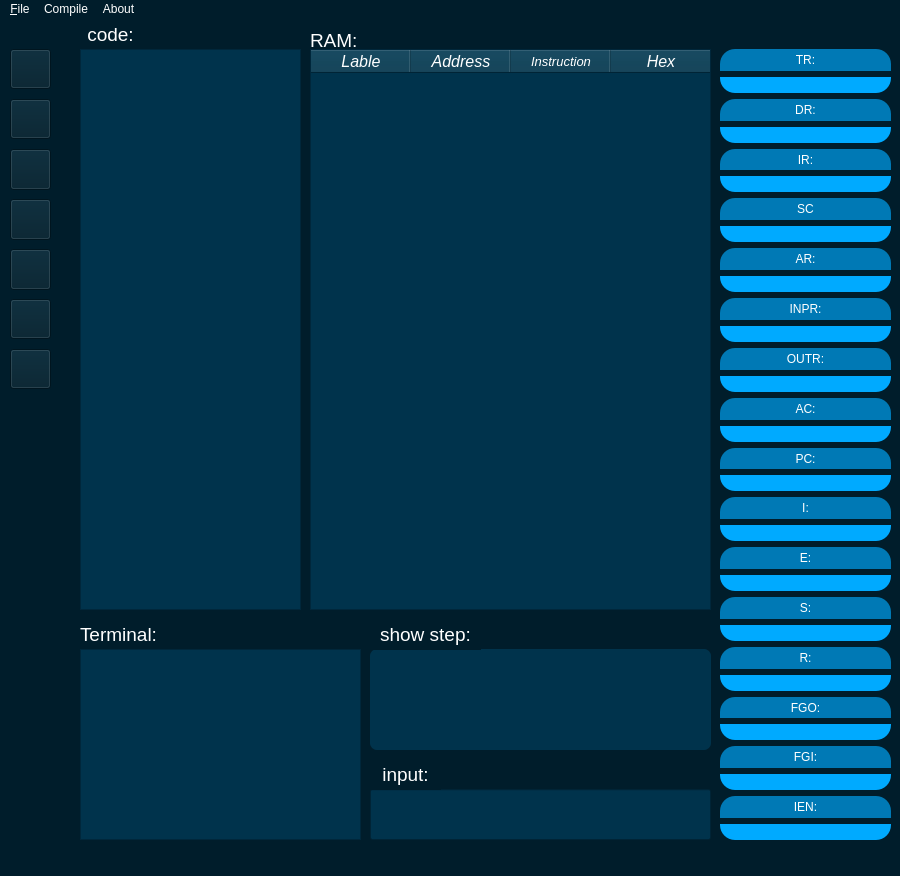
The window that mainwindow.ui (mahdi2561/Master_Code_2022) describes before a commit, drawn with Qt 5.
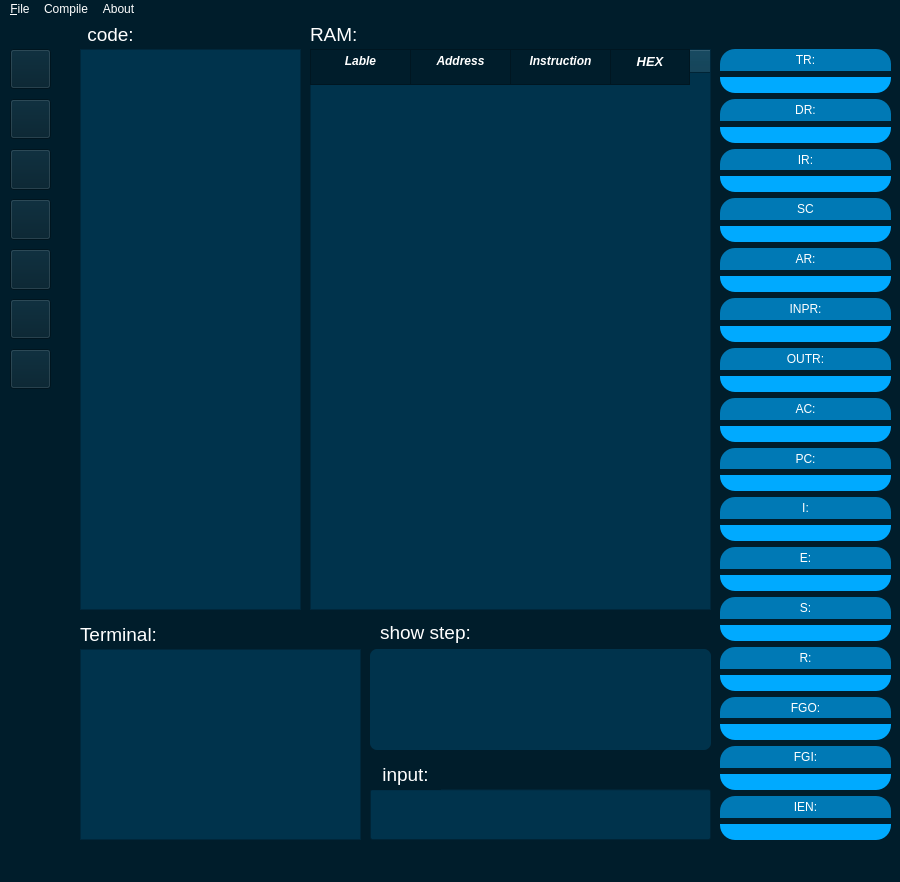
The same window after the commit. Icons and pictures are not drawn.

Patch:
```diff
--- a/mainwindow.ui
+++ b/mainwindow.ui
@@ -7,7 +7,7 @@
     <x>0</x>
     <y>0</y>
     <width>900</width>
-    <height>876</height>
+    <height>882</height>
    </rect>
   </property>
   <property name="minimumSize">
@@ -31,7 +31,7 @@
     <property name="geometry">
      <rect>
       <x>310</x>
-      <y>10</y>
+      <y>4</y>
       <width>71</width>
       <height>23</height>
      </rect>
@@ -57,12 +57,24 @@
       <height>561</height>
      </rect>
     </property>
+    <property name="cursor" stdset="0">
+     <cursorShape>ArrowCursor</cursorShape>
+    </property>
     <property name="mouseTracking">
      <bool>false</bool>
     </property>
+    <property name="tabletTracking">
+     <bool>false</bool>
+    </property>
+    <property name="focusPolicy">
+     <enum>Qt::StrongFocus</enum>
+    </property>
+    <property name="contextMenuPolicy">
+     <enum>Qt::PreventContextMenu</enum>
+    </property>
     <property name="styleSheet">
      <string notr="true">background-color: rgb(0, 51, 76);
-color: rgb(255, 255, 255);</string>
+color: rgb(255,255, 255);</string>
     </property>
     <property name="horizontalScrollBarPolicy">
      <enum>Qt::ScrollBarAlwaysOff</enum>
@@ -83,10 +95,10 @@
      <bool>false</bool>
     </property>
     <property name="selectionMode">
-     <enum>QAbstractItemView::SingleSelection</enum>
+     <enum>QAbstractItemView::NoSelection</enum>
     </property>
     <property name="selectionBehavior">
-     <enum>QAbstractItemView::SelectRows</enum>
+     <enum>QAbstractItemView::SelectColumns</enum>
     </property>
     <property name="textElideMode">
      <enum>Qt::ElideMiddle</enum>
@@ -131,6 +143,15 @@
        <blue>143</blue>
       </color>
      </property>
+     <property name="foreground">
+      <brush brushstyle="NoBrush">
+       <color alpha="255">
+        <red>255</red>
+        <green>255</green>
+        <blue>255</blue>
+       </color>
+      </brush>
+     </property>
      <property name="icon">
       <iconset>
        <normaloff>.</normaloff>.</iconset>
@@ -153,6 +174,15 @@
        <blue>143</blue>
       </color>
      </property>
+     <property name="foreground">
+      <brush brushstyle="NoBrush">
+       <color alpha="255">
+        <red>255</red>
+        <green>255</green>
+        <blue>255</blue>
+       </color>
+      </brush>
+     </property>
     </column>
     <column>
      <property name="text">
@@ -171,6 +201,15 @@
        <blue>143</blue>
       </color>
      </property>
+     <property name="foreground">
+      <brush brushstyle="NoBrush">
+       <color alpha="255">
+        <red>255</red>
+        <green>255</green>
+        <blue>255</blue>
+       </color>
+      </brush>
+     </property>
     </column>
     <column>
      <property name="text">
@@ -189,6 +228,15 @@
        <blue>143</blue>
       </color>
      </property>
+     <property name="foreground">
+      <brush brushstyle="NoBrush">
+       <color alpha="255">
+        <red>255</red>
+        <green>255</green>
+        <blue>255</blue>
+       </color>
+      </brush>
+     </property>
     </column>
    </widget>
    <widget class="QPushButton" name="savebtn">
@@ -324,7 +372,7 @@
      <set>Qt::AlignCenter</set>
     </property>
     <property name="readOnly">
-     <bool>true</bool>
+     <bool>false</bool>
     </property>
    </widget>
    <widget class="QLabel" name="test">
@@ -589,15 +637,24 @@
 background-color: rgb(0, 51, 76);
 </string>
     </property>
+    <property name="text">
+     <string/>
+    </property>
     <property name="alignment">
      <set>Qt::AlignLeading|Qt::AlignLeft|Qt::AlignVCenter</set>
     </property>
+    <property name="readOnly">
+     <bool>true</bool>
+    </property>
+    <property name="placeholderText">
+     <string/>
+    </property>
    </widget>
    <widget class="QLabel" name="input_lbl_3">
     <property name="geometry">
      <rect>
       <x>370</x>
-      <y>600</y>
+      <y>598</y>
       <width>111</width>
       <height>31</height>
      </rect>
@@ -967,6 +1024,9 @@
      </item>
      <item>
       <widget class="QLabel" name="label_10">
+       <property name="enabled">
+        <bool>true</bool>
+       </property>
        <property name="styleSheet">
         <string notr="true">background-color: rgb(0, 121, 181);
 border-top-left-radius: 15%;
@@ -1187,10 +1247,132 @@
     <property name="tabletTracking">
      <bool>true</bool>
     </property>
+    <property name="autoFillBackground">
+     <bool>false</bool>
+    </property>
     <property name="styleSheet">
      <string notr="true">background-color: rgb(0, 51, 76);
 color: rgb(255, 255, 255);
 </string>
+    </property>
+    <property name="frameShape">
+     <enum>QFrame::StyledPanel</enum>
+    </property>
+    <property name="sizeAdjustPolicy">
+     <enum>QAbstractScrollArea::AdjustIgnored</enum>
+    </property>
+   </widget>
+   <widget class="QTextEdit" name="textEdit">
+    <property name="geometry">
+     <rect>
+      <x>310</x>
+      <y>30</y>
+      <width>101</width>
+      <height>36</height>
+     </rect>
+    </property>
+    <property name="sizePolicy">
+     <sizepolicy hsizetype="Fixed" vsizetype="Fixed">
+      <horstretch>0</horstretch>
+      <verstretch>0</verstretch>
+     </sizepolicy>
+    </property>
+    <property name="mouseTracking">
+     <bool>false</bool>
+    </property>
+    <property name="styleSheet">
+     <string notr="true"/>
+    </property>
+    <property name="html">
+     <string>&lt;!DOCTYPE HTML PUBLIC &quot;-//W3C//DTD HTML 4.0//EN&quot; &quot;http://www.w3.org/TR/REC-html40/strict.dtd&quot;&gt;
+&lt;html&gt;&lt;head&gt;&lt;meta name=&quot;qrichtext&quot; content=&quot;1&quot; /&gt;&lt;style type=&quot;text/css&quot;&gt;
+p, li { white-space: pre-wrap; }
+&lt;/style&gt;&lt;/head&gt;&lt;body style=&quot; font-family:'MS Shell Dlg 2'; font-size:7.8pt; font-weight:400; font-style:normal;&quot;&gt;
+&lt;p align=&quot;center&quot; style=&quot; margin-top:0px; margin-bottom:0px; margin-left:0px; margin-right:0px; -qt-block-indent:0; text-indent:0px;&quot;&gt;&lt;span style=&quot; font-family:'MS Shell Dlg 2'; font-size:9pt; font-weight:600; font-style:italic;&quot;&gt;Lable&lt;/span&gt;&lt;/p&gt;&lt;/body&gt;&lt;/html&gt;</string>
+    </property>
+    <property name="textInteractionFlags">
+     <set>Qt::NoTextInteraction</set>
+    </property>
+   </widget>
+   <widget class="QTextEdit" name="textEdit_2">
+    <property name="geometry">
+     <rect>
+      <x>410</x>
+      <y>30</y>
+      <width>101</width>
+      <height>36</height>
+     </rect>
+    </property>
+    <property name="sizePolicy">
+     <sizepolicy hsizetype="Fixed" vsizetype="Fixed">
+      <horstretch>0</horstretch>
+      <verstretch>0</verstretch>
+     </sizepolicy>
+    </property>
+    <property name="mouseTracking">
+     <bool>false</bool>
+    </property>
+    <property name="html">
+     <string>&lt;!DOCTYPE HTML PUBLIC &quot;-//W3C//DTD HTML 4.0//EN&quot; &quot;http://www.w3.org/TR/REC-html40/strict.dtd&quot;&gt;
+&lt;html&gt;&lt;head&gt;&lt;meta name=&quot;qrichtext&quot; content=&quot;1&quot; /&gt;&lt;style type=&quot;text/css&quot;&gt;
+p, li { white-space: pre-wrap; }
+&lt;/style&gt;&lt;/head&gt;&lt;body style=&quot; font-family:'MS Shell Dlg 2'; font-size:7.8pt; font-weight:400; font-style:normal;&quot;&gt;
+&lt;p align=&quot;center&quot; style=&quot; margin-top:0px; margin-bottom:0px; margin-left:0px; margin-right:0px; -qt-block-indent:0; text-indent:0px;&quot;&gt;&lt;span style=&quot; font-family:'MS Shell Dlg 2'; font-size:9pt; font-weight:600; font-style:italic;&quot;&gt;Address&lt;/span&gt;&lt;/p&gt;&lt;/body&gt;&lt;/html&gt;</string>
+    </property>
+    <property name="textInteractionFlags">
+     <set>Qt::NoTextInteraction</set>
+    </property>
+   </widget>
+   <widget class="QTextEdit" name="textEdit_3">
+    <property name="geometry">
+     <rect>
+      <x>510</x>
+      <y>30</y>
+      <width>101</width>
+      <height>36</height>
+     </rect>
+    </property>
+    <property name="mouseTracking">
+     <bool>false</bool>
+    </property>
+    <property name="html">
+     <string>&lt;!DOCTYPE HTML PUBLIC &quot;-//W3C//DTD HTML 4.0//EN&quot; &quot;http://www.w3.org/TR/REC-html40/strict.dtd&quot;&gt;
+&lt;html&gt;&lt;head&gt;&lt;meta name=&quot;qrichtext&quot; content=&quot;1&quot; /&gt;&lt;style type=&quot;text/css&quot;&gt;
+p, li { white-space: pre-wrap; }
+&lt;/style&gt;&lt;/head&gt;&lt;body style=&quot; font-family:'MS Shell Dlg 2'; font-size:7.8pt; font-weight:400; font-style:normal;&quot;&gt;
+&lt;p align=&quot;center&quot; style=&quot; margin-top:0px; margin-bottom:0px; margin-left:0px; margin-right:0px; -qt-block-indent:0; text-indent:0px;&quot;&gt;&lt;span style=&quot; font-family:'MS Shell Dlg 2'; font-size:9pt; font-weight:600; font-style:italic; color:#ffffff;&quot;&gt;Instruction&lt;/span&gt;&lt;/p&gt;&lt;/body&gt;&lt;/html&gt;</string>
+    </property>
+    <property name="textInteractionFlags">
+     <set>Qt::NoTextInteraction</set>
+    </property>
+   </widget>
+   <widget class="QTextEdit" name="textEdit_4">
+    <property name="geometry">
+     <rect>
+      <x>610</x>
+      <y>30</y>
+      <width>80</width>
+      <height>36</height>
+     </rect>
+    </property>
+    <property name="cursor" stdset="0">
+     <cursorShape>ArrowCursor</cursorShape>
+    </property>
+    <property name="mouseTracking">
+     <bool>false</bool>
+    </property>
+    <property name="html">
+     <string>&lt;!DOCTYPE HTML PUBLIC &quot;-//W3C//DTD HTML 4.0//EN&quot; &quot;http://www.w3.org/TR/REC-html40/strict.dtd&quot;&gt;
+&lt;html&gt;&lt;head&gt;&lt;meta name=&quot;qrichtext&quot; content=&quot;1&quot; /&gt;&lt;style type=&quot;text/css&quot;&gt;
+p, li { white-space: pre-wrap; }
+&lt;/style&gt;&lt;/head&gt;&lt;body style=&quot; font-family:'MS Shell Dlg 2'; font-size:7.8pt; font-weight:400; font-style:normal;&quot;&gt;
+&lt;p align=&quot;center&quot; style=&quot; margin-top:0px; margin-bottom:0px; margin-left:0px; margin-right:0px; -qt-block-indent:0; text-indent:0px;&quot;&gt;&lt;span style=&quot; font-family:'MS Shell Dlg 2'; font-size:10pt; font-weight:600; font-style:italic;&quot;&gt;HEX&lt;/span&gt;&lt;/p&gt;&lt;/body&gt;&lt;/html&gt;</string>
+    </property>
+    <property name="textInteractionFlags">
+     <set>Qt::NoTextInteraction</set>
+    </property>
+    <property name="placeholderText">
+     <string notr="true"/>
     </property>
    </widget>
    <zorder>label_17</zorder>
@@ -1212,6 +1394,10 @@
    <zorder>run_btn</zorder>
    <zorder>label_18</zorder>
    <zorder>editor</zorder>
+   <zorder>textEdit</zorder>
+   <zorder>textEdit_2</zorder>
+   <zorder>textEdit_3</zorder>
+   <zorder>textEdit_4</zorder>
   </widget>
   <widget class="QMenuBar" name="menubar">
    <property name="geometry">
```
